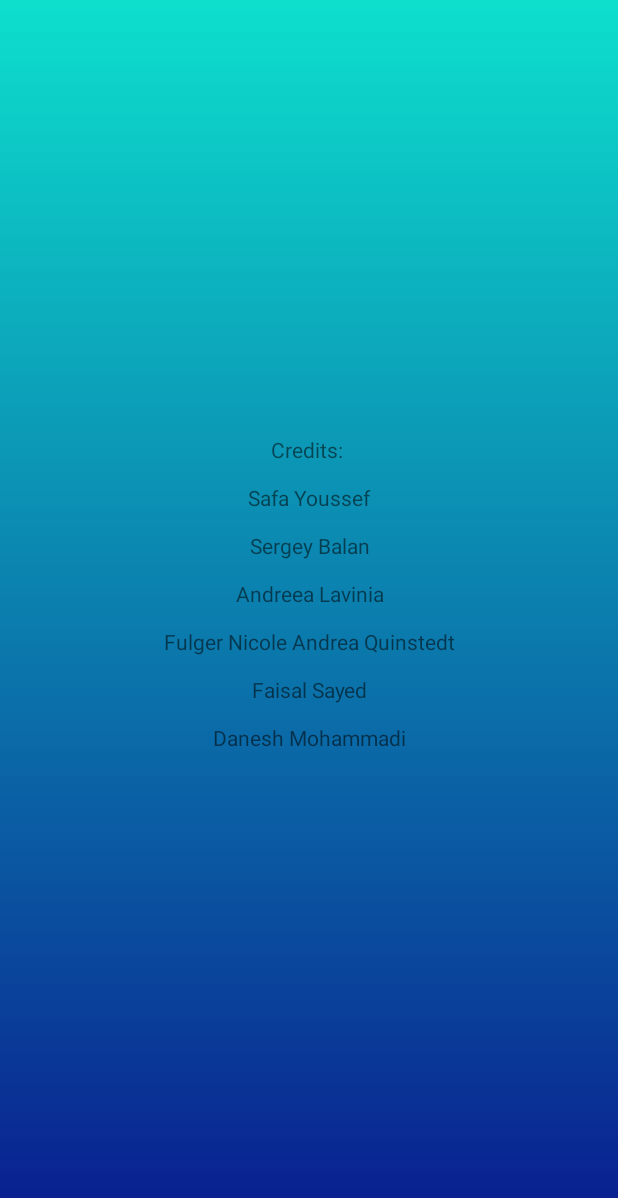
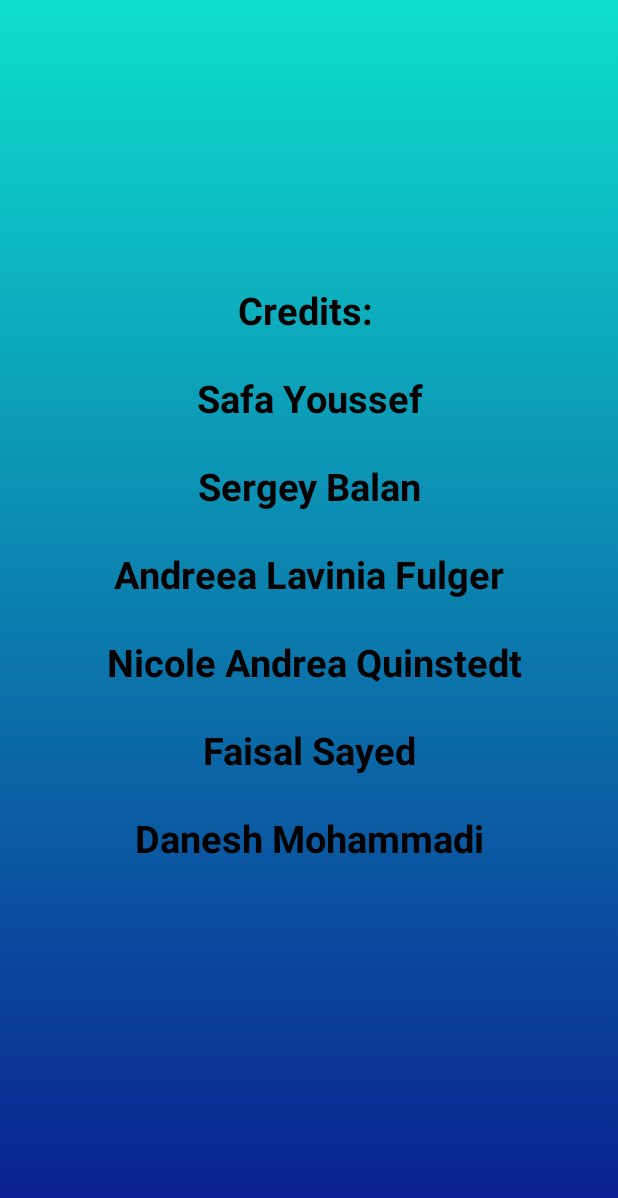
Before and after one commit to DIT113-V22/group-08, an Android app: the CreditsActivity screen opened directly, with no data from a screen before it, on a phone screen of 412 x 824 dp. Shown: the top 1198 px of the screen. Run offline under Robolectric (Android 15) with nearby library versions, the phone set to English and light mode, and no system bars.

Commit message:
small update to the credits  position when they shows on the screen

```diff
--- a/Android/islandRush/app/src/main/java/com/quinstedt/islandRush/CreditsActivity.java
+++ b/Android/islandRush/app/src/main/java/com/quinstedt/islandRush/CreditsActivity.java
@@ -11,7 +11,7 @@ public class CreditsActivity extends AppCompatActivity {
 
     private TextView txt;
 
-    private final String authors = "Credits: \n\n Safa Youssef \n\n Sergey Balan \n\n Andreea Lavinia \n\n Fulger Nicole Andrea Quinstedt \n\n Faisal Sayed \n\n Danesh Mohammadi \n\n";
+    private final String authors = "Credits: \n\n Safa Youssef \n\n Sergey Balan \n\n Andreea Lavinia Fulger \n\n  Nicole Andrea Quinstedt \n\n Faisal Sayed \n\n Danesh Mohammadi \n\n";
 
 
     @Override
--- a/Android/islandRush/app/src/main/res/anim/credits.xml
+++ b/Android/islandRush/app/src/main/res/anim/credits.xml
@@ -4,7 +4,7 @@
     <translate
         android:interpolator="@android:anim/linear_interpolator"
         android:duration ="20000"
-        android:fromYDelta="100%p" android:toYDelta="-100%p">
+        android:fromYDelta="85%p" android:toYDelta="-75%p">
 
     </translate>
 
--- a/Android/islandRush/app/src/main/res/layout/activity_credits.xml
+++ b/Android/islandRush/app/src/main/res/layout/activity_credits.xml
@@ -13,6 +13,9 @@
         android:layout_height="match_parent"
         android:gravity="center"
         android:text="TextView"
+        android:textSize="25sp"
+        android:textColor="@color/black"
+        android:textStyle="bold"
         tools:layout_editor_absoluteX="11dp"
         tools:layout_editor_absoluteY="13dp" />
 
```
